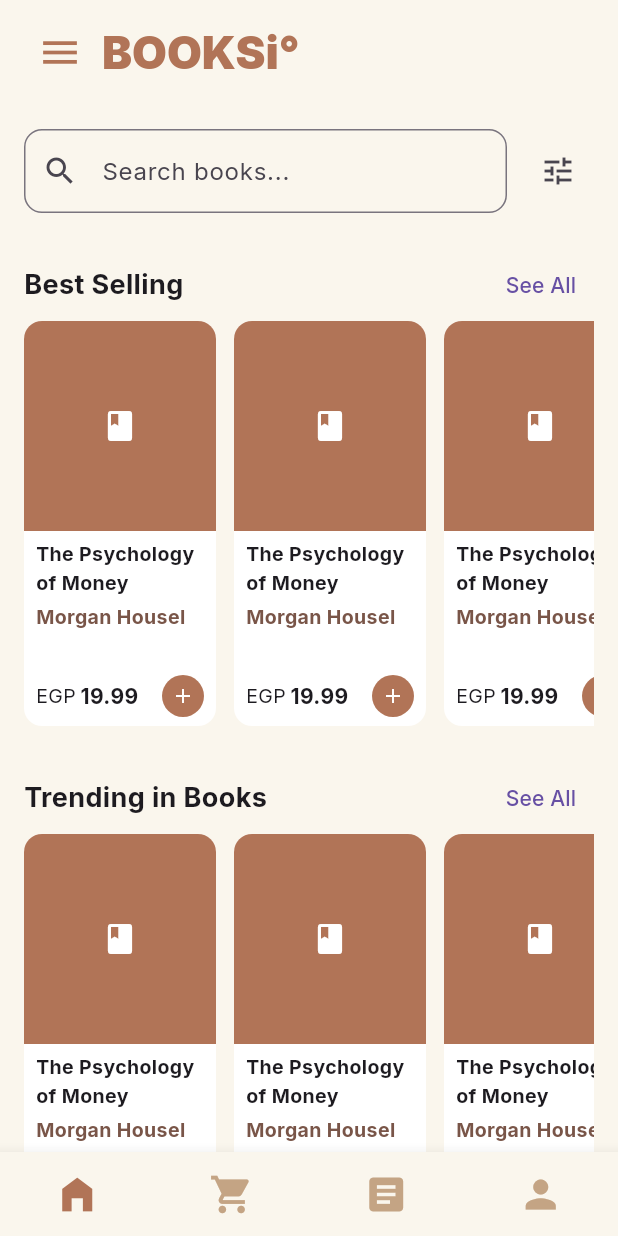
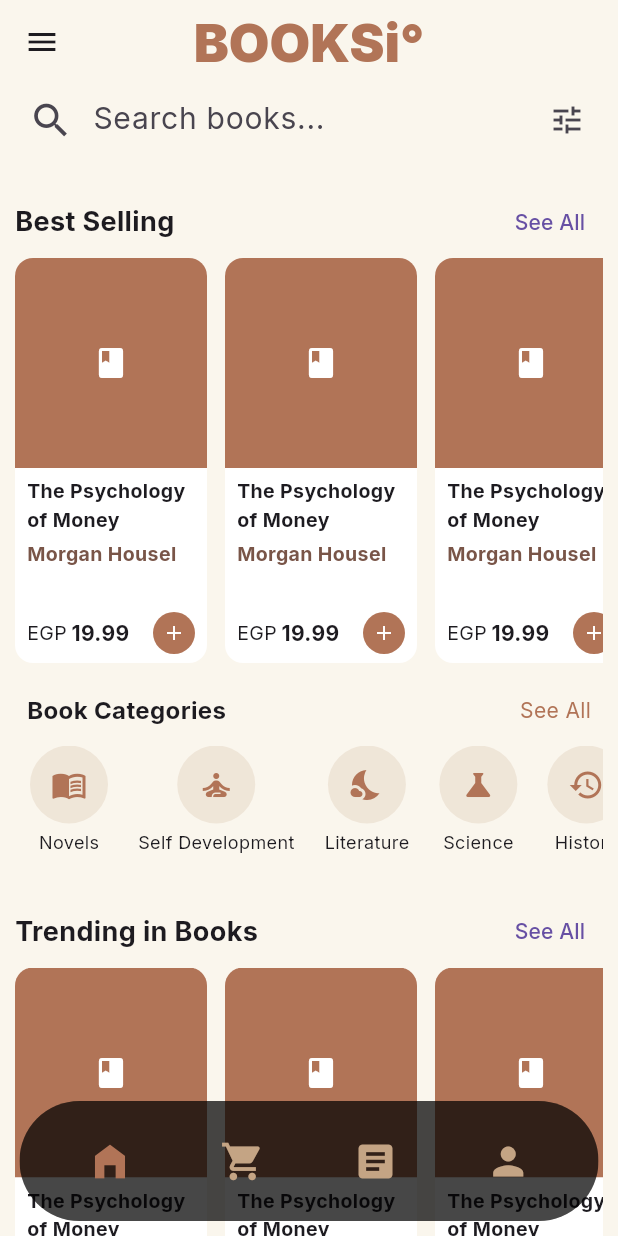
Before and after one commit to Cokawhere/graduation-project-BOOKSi, a Flutter app: the HomeView screen opened directly, on a phone screen of 412 x 824 dp. Run offline on Flutter 3.47's test engine with Material 3 defaults, Android fonts, the phone set to English and light mode, and no system bars; our stand-ins replace cloud_firestore, firebase_auth, firebase_core, flutter_svg, get, get_storage and 1 more; missing offline and left inert: flutter_facebook_auth; accounts and stored records are empty; project files that could hold a hidden picture were left out.

Commit message:
BottomNavigationBar

```diff
--- a/lib/features/Home/home_view.dart
+++ b/lib/features/Home/home_view.dart
@@ -22,37 +22,38 @@ class HomeView extends StatelessWidget {
     return Obx(
       () => Scaffold(
         backgroundColor: AppColors.background,
+
+        extendBody: true,
         extendBodyBehindAppBar: false,
         drawer: _buildDrawer(context),
-        appBar: PreferredSize(
-          preferredSize: const Size.fromHeight(70),
-          child: SafeArea(
-            child: Padding(
-              padding: const EdgeInsets.symmetric(horizontal: 12, vertical: 8),
-              child: AppBar(
+        appBar: AppBar(
           backgroundColor: AppColors.background,
           elevation: 0,
-                iconTheme: const IconThemeData(
-                  size: 30,
-                  color: AppColors.brown,
-                ),
-                titleSpacing: 0,
+          centerTitle: true,
           title: const Text(
             "BOOKSi°",
             style: TextStyle(
               color: AppColors.brown,
               fontWeight: FontWeight.w900,
-                    fontSize: 30,
+              fontSize: 35,
             ),
           ),
         ),
-            ),
-          ),
-        ),
+
         body: pages[controller.selectedIndex.value],
-        bottomNavigationBar: BottomNavigationBar(
+        bottomNavigationBar: Padding(
+          padding: const EdgeInsets.symmetric(horizontal: 13, vertical: 10),
+          child: ClipRRect(
+            borderRadius: BorderRadius.circular(40),
+            child: Container(
+              color: const Color.fromARGB(85, 0, 0, 0),
+              child: BottomAppBar(
+                color: const Color.fromARGB(149, 0, 0, 0),
+                elevation: 0,
+                child: BottomNavigationBar(
                   type: BottomNavigationBarType.fixed,
-          backgroundColor: AppColors.background,
+                  backgroundColor: Colors.transparent,
+                  elevation: 0,
                   currentIndex: controller.selectedIndex.value,
                   onTap: controller.changeTab,
                   selectedItemColor: AppColors.brown,
@@ -81,12 +82,16 @@ class HomeView extends StatelessWidget {
                   ],
                 ),
               ),
+            ),
+          ),
+        ),
+      ),
     );
   }
 
   Drawer _buildDrawer(BuildContext context) {
     return Drawer(
-      width: MediaQuery.of(context).size.width * 0.7,
+      width: MediaQuery.of(context).size.width * 0.5,
       child: ListView(
         padding: EdgeInsets.zero,
         children: [
@@ -106,61 +111,18 @@ class HomeView extends StatelessWidget {
           ),
           Obx(
             () => SwitchListTile(
-              secondary: const Icon(Icons.translate),
-              title: Text('change_language'.tr),
+              title: Text(''),
               value: controller.currentLocale.value.languageCode == 'ar',
               onChanged: controller.toggleLanguage,
               subtitle: Text(
                 controller.currentLocale.value.languageCode == 'ar'
-                    ? "العربية"
-                    : "English",
-                style: const TextStyle(fontSize: 12),
+                    ? "AR"
+                    : "En",
+                style: const TextStyle(fontSize: 22),
               ),
             ),
           ),
-          const Divider(),
-          Padding(
-            padding: const EdgeInsets.symmetric(horizontal: 16.0),
-            child: Text(
-              "book_categories".tr,
-              style: TextStyle(fontWeight: FontWeight.bold),
-            ),
-          ),
-          ListTile(
-            leading: Icon(Icons.menu_book),
-            title: Text('novels'.tr),
-            onTap: () {},
-          ),
-          ListTile(
-            leading: Icon(Icons.self_improvement),
-            title: Text('self_development'.tr),
-            onTap: () {},
-          ),
-          ListTile(
-            leading: Icon(Icons.nights_stay),
-            title: Text('literature'.tr),
-            onTap: () {},
-          ),
-          ListTile(
-            leading: Icon(Icons.science),
-            title: Text('science'.tr),
-            onTap: () {},
-          ),
-          ListTile(
-            leading: Icon(Icons.history),
-            title: Text('history'.tr),
-            onTap: () {},
-          ),
-          ListTile(
-            leading: Icon(Icons.auto_stories),
-            title: Text('religion'.tr),
-            onTap: () {},
-          ),
-          ListTile(
-            leading: Icon(Icons.business_center),
-            title: Text('business'.tr),
-            onTap: () {},
-          ),
+
           const Divider(),
           ListTile(
             leading: Icon(Icons.logout, color: AppColors.orange),
--- a/lib/features/shop/shopview.dart
+++ b/lib/features/shop/shopview.dart
@@ -1,6 +1,8 @@
 import 'package:flutter/material.dart';
 import 'package:booksi/common/widgets/custom-book-cart.dart';
 import 'package:get/get_utils/get_utils.dart';
+
+import '../../common/styles/colors.dart';
 
 class ShopView extends StatelessWidget {
   const ShopView({super.key});
@@ -8,14 +10,16 @@ class ShopView extends StatelessWidget {
   @override
   Widget build(BuildContext context) {
     return ListView(
-      padding: const EdgeInsets.all(16),
+      padding: const EdgeInsets.symmetric(horizontal: 10, vertical: 0),
       children: [
         _buildSearchBar(),
-        const SizedBox(height: 24),
+        const SizedBox(height: 20),
         _buildSection("best_selling".tr),
-        const SizedBox(height: 24),
+        const SizedBox(height: 20),
+        _buildCategoriesSection(),
+        const SizedBox(height: 20),
         _buildSection("trending_books".tr),
-        const SizedBox(height: 24),
+        const SizedBox(height: 20),
         _buildSection("new_arrivals".tr),
       ],
     );
@@ -26,17 +30,83 @@ class ShopView extends StatelessWidget {
       children: [
         Expanded(
           child: TextField(
+            style: TextStyle(fontSize: 20),
             decoration: InputDecoration(
               hintText: "search_books".tr,
-              prefixIcon: const Icon(Icons.search),
-              border: OutlineInputBorder(
-                borderRadius: BorderRadius.circular(12),
-              ),
+              prefixIcon: const Icon(Icons.search, size: 30),
+              border: InputBorder.none,
+              enabledBorder: InputBorder.none,
+              focusedBorder: InputBorder.none,
             ),
           ),
         ),
-        const SizedBox(width: 10),
+
         IconButton(icon: const Icon(Icons.tune), onPressed: () {}),
+      ],
+    );
+  }
+
+  Widget _buildCategoriesSection() {
+    final categories = [
+      {'icon': Icons.menu_book, 'label': 'novels'.tr},
+      {'icon': Icons.self_improvement, 'label': 'self_development'.tr},
+      {'icon': Icons.nights_stay, 'label': 'literature'.tr},
+      {'icon': Icons.science, 'label': 'science'.tr},
+      {'icon': Icons.history, 'label': 'history'.tr},
+      {'icon': Icons.auto_stories, 'label': 'religion'.tr},
+      {'icon': Icons.business_center, 'label': 'business'.tr},
+    ];
+
+    return Column(
+      crossAxisAlignment: CrossAxisAlignment.start,
+      children: [
+        Padding(
+          padding: const EdgeInsets.symmetric(horizontal: 8.0),
+          child: Row(
+            mainAxisAlignment: MainAxisAlignment.spaceBetween,
+            children: [
+              Text(
+                "book_categories".tr,
+                style: TextStyle(fontWeight: FontWeight.bold, fontSize: 16),
+              ),
+              Text("see_all".tr, style: TextStyle(color: AppColors.brown)),
+            ],
+          ),
+        ),
+        const SizedBox(height: 12),
+        SizedBox(
+          height: 80,
+          child: ListView.builder(
+            scrollDirection: Axis.horizontal,
+            itemCount: categories.length,
+            itemBuilder: (context, index) {
+              final item = categories[index];
+              return Padding(
+                padding: const EdgeInsets.symmetric(horizontal: 10),
+                child: Column(
+                  children: [
+                    Container(
+                      padding: const EdgeInsets.all(14),
+                      decoration: BoxDecoration(
+                        color: AppColors.teaMilk.withOpacity(0.2),
+                        shape: BoxShape.circle,
+                      ),
+                      child: Icon(
+                        item['icon'] as IconData,
+                        color: AppColors.brown,
+                      ),
+                    ),
+                    const SizedBox(height: 4),
+                    Text(
+                      item['label'] as String,
+                      style: const TextStyle(fontSize: 12),
+                    ),
+                  ],
+                ),
+              );
+            },
+          ),
+        ),
       ],
     );
   }
```
Lines whose indentation alone changed are shown as unchanged.
